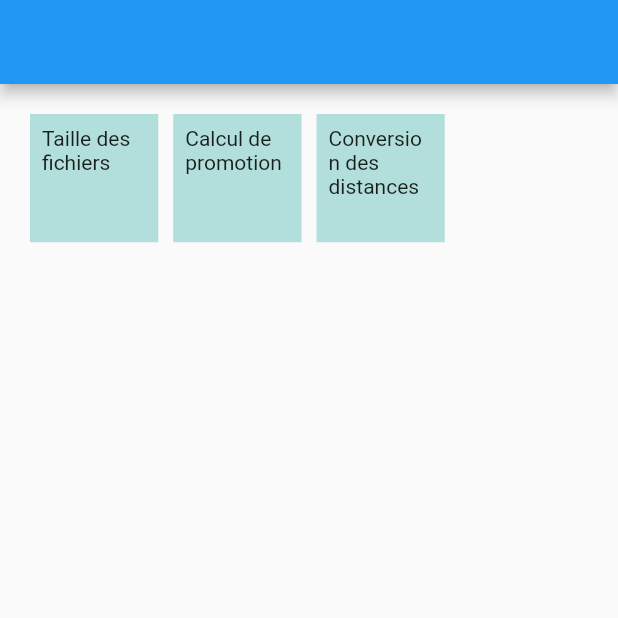
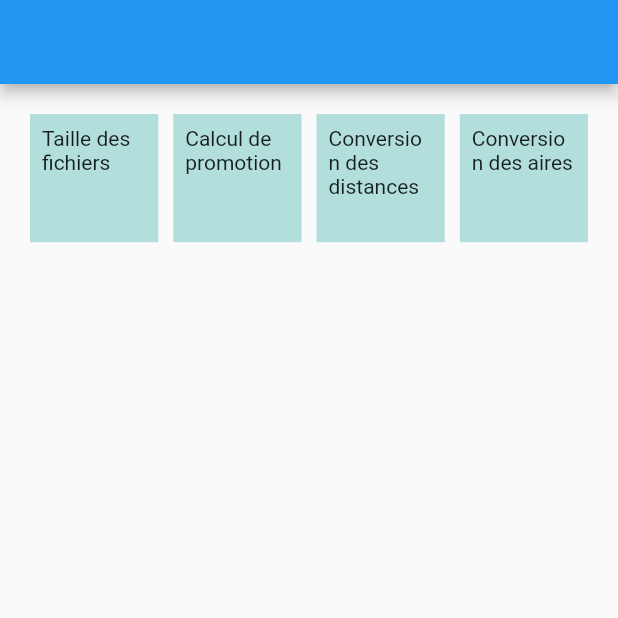
Before and after one commit to apelerin/toolbox_rainbow_warriors, a Flutter app: the screen it shows after launch, on a phone screen of 412 x 824 dp, the top half of it. Run offline on Flutter 3.47's test engine with Material 2 defaults, Android fonts, the phone set to English and light mode, and no system bars.

Commit message:
Add area conversion page

```diff
--- a/lib/home_page.dart
+++ b/lib/home_page.dart
@@ -47,6 +47,16 @@ class _HomePageState extends State<HomePage> {
                 color: Colors.teal[100],
               ),
             ),
+            InkWell(
+              onTap: () {
+                Navigator.of(context).pushNamed('area_conversion_page');
+              },
+              child: Container(
+                padding: const EdgeInsets.all(8),
+                child: const Text("Conversion des aires"),
+                color: Colors.teal[100],
+              ),
+            ),
             // Add InkWell for each future utilitary tool + route key/value dictionnary
           ],
         ));
--- a/lib/main.dart
+++ b/lib/main.dart
@@ -3,6 +3,7 @@ import 'package:toolbox/distance_conversion_page.dart';
 import 'package:toolbox/home_page.dart';
 import 'package:toolbox/promotion_page.dart';
 import 'package:toolbox/test_page.dart';
+import 'area_conversion_page.dart';
 import 'get_file_size.dart';
 
 void main() {
@@ -23,6 +24,7 @@ class _MyAppState extends State<MyApp> {
         GetFileSize.tag: (context) => GetFileSize(),
         PromotionPage.tag: (context) => PromotionPage(),
         DistanceConversionPage.tag: (context) => DistanceConversionPage(),
+        AreaConversionPage.tag: (context) => AreaConversionPage(),
         //fill with routes for each utility
       },
       debugShowCheckedModeBanner: false,
```
Also changed, not shown: lib/area_conversion_page.dart (added, +77 -0 lines).
